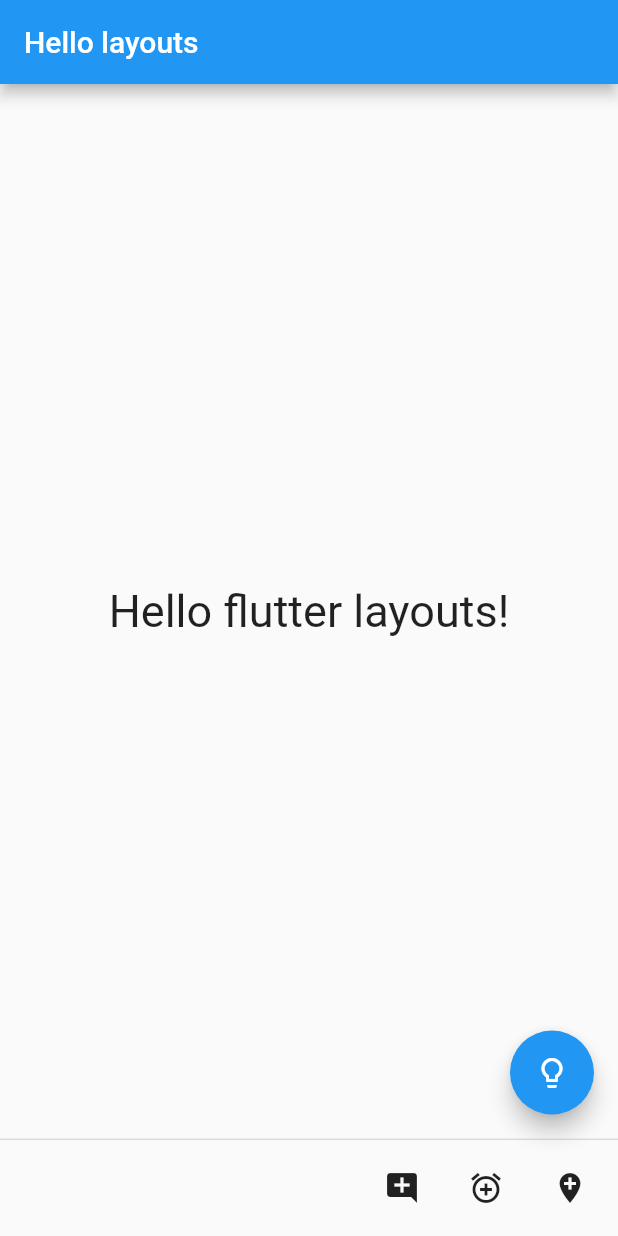
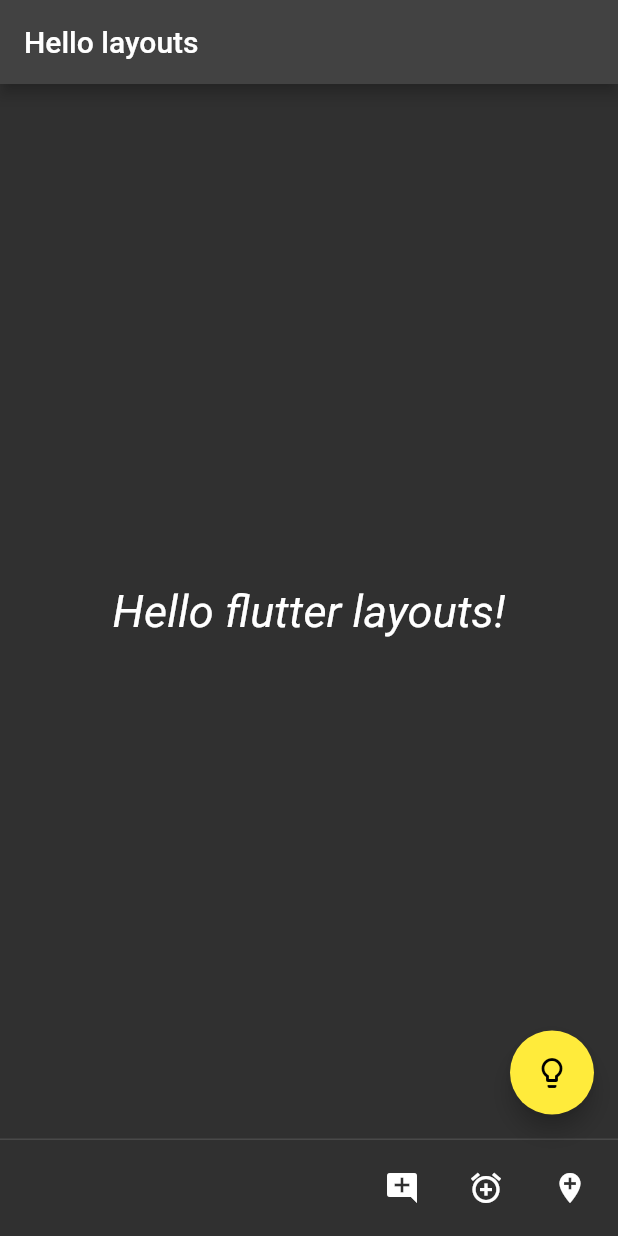
Before and after one commit to Be55am/flutter_examples, a Flutter app: the screen it shows after launch, on a phone screen of 412 x 824 dp. Run offline on Flutter 3.47's test engine with Material 2 defaults, Android fonts, the phone set to English and light mode, and no system bars.

Commit message:
1/ Basic layouts: Using themes and colors

```diff
--- a/lib/main.dart
+++ b/lib/main.dart
@@ -1,4 +1,5 @@
 import 'package:flutter/material.dart';
+import 'package:flutter/rendering.dart';
 
 void main() => runApp(MyApp());
 
@@ -8,6 +9,17 @@ class MyApp extends StatelessWidget {
   @override
   Widget build(BuildContext context) {
     return MaterialApp(
+      theme: ThemeData(
+        brightness: Brightness.dark,
+        primaryColor: Colors.cyan,
+        accentColor: Colors.yellow,
+        textTheme: TextTheme(
+          bodyText2: TextStyle(
+            fontSize: 30,
+            fontStyle: FontStyle.italic
+          )
+        )
+      ),
       home: Scaffold(
         appBar: AppBar(title: Text('Hello layouts')),
         body: Center(
```
